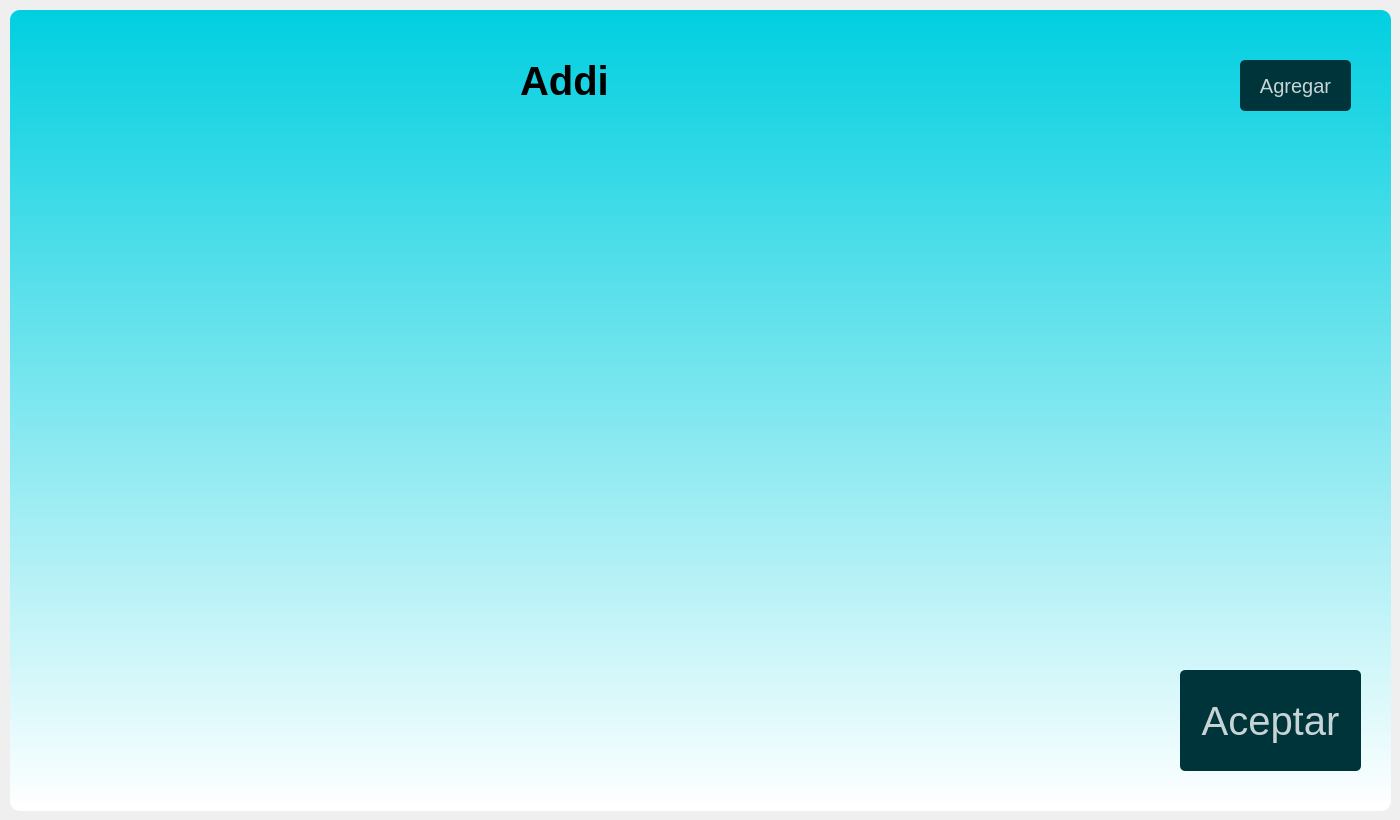
daburneo1/addi, file ui/ihr.ui: the form before one commit.
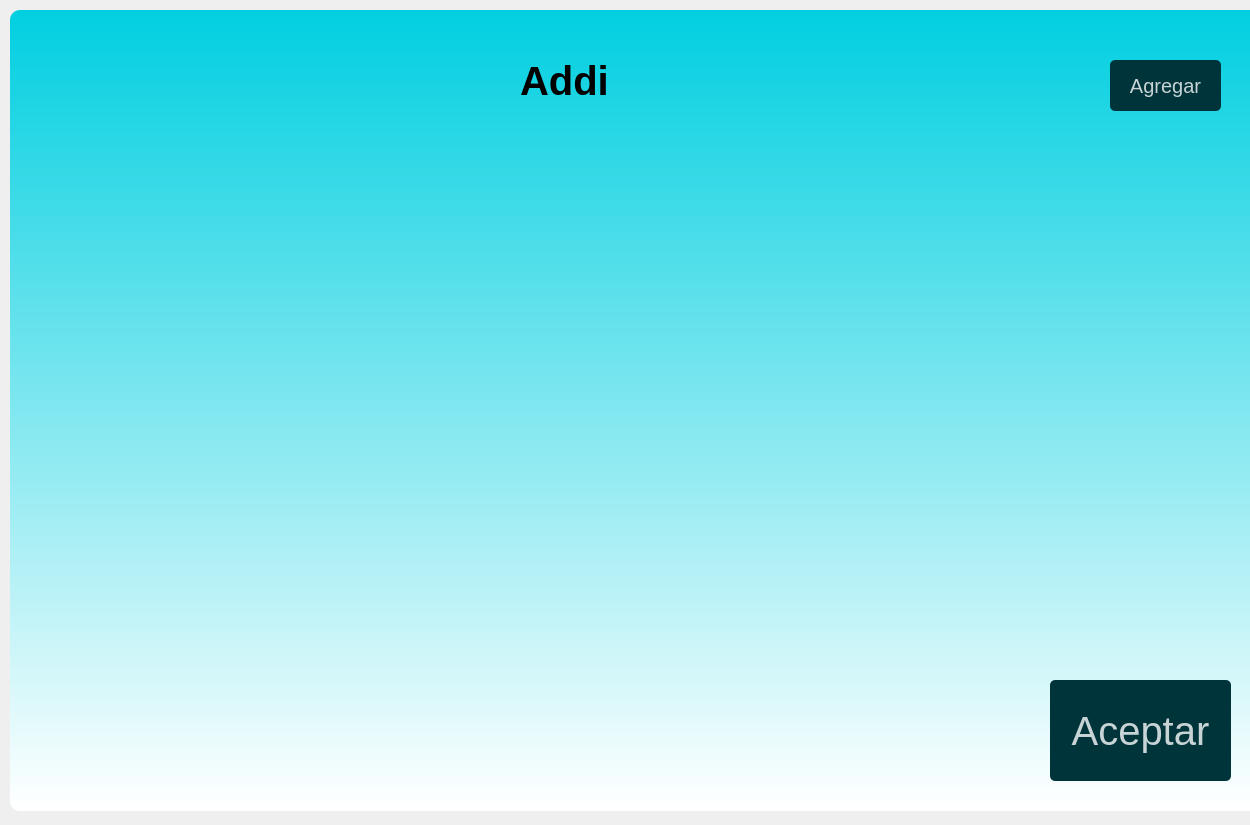
The form after the commit.

```diff
--- a/ui/ihr.ui
+++ b/ui/ihr.ui
@@ -6,20 +6,20 @@
    <rect>
     <x>0</x>
     <y>0</y>
-    <width>1400</width>
-    <height>820</height>
+    <width>1250</width>
+    <height>825</height>
    </rect>
   </property>
   <property name="minimumSize">
    <size>
-    <width>1400</width>
-    <height>820</height>
+    <width>1250</width>
+    <height>825</height>
    </size>
   </property>
   <property name="maximumSize">
    <size>
-    <width>1400</width>
-    <height>820</height>
+    <width>1250</width>
+    <height>825</height>
    </size>
   </property>
   <property name="windowTitle">
@@ -89,8 +89,8 @@
    <widget class="QPushButton" name="pushButtonConfirmar">
     <property name="geometry">
      <rect>
-      <x>1180</x>
-      <y>660</y>
+      <x>1050</x>
+      <y>670</y>
       <width>181</width>
       <height>101</height>
      </rect>
@@ -170,7 +170,7 @@
    <widget class="QPushButton" name="pushButtonAcceso">
     <property name="geometry">
      <rect>
-      <x>1240</x>
+      <x>1110</x>
       <y>50</y>
       <width>111</width>
       <height>51</height>
```
